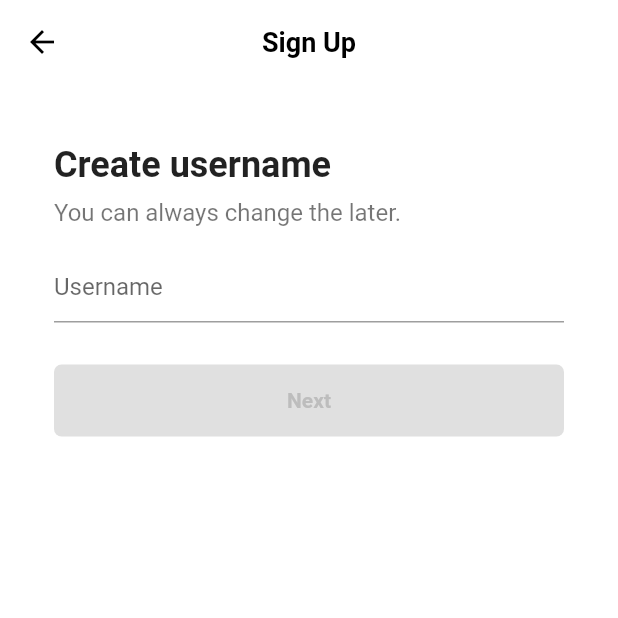
After one commit to Max8Well/tiktok_clone, a Flutter app: the screen it shows after launch, after a tap on "Use email & password", on a phone screen of 412 x 824 dp, the top half of it. The commit adds this screen. Run offline on Flutter 3.47's test engine with Material 2 defaults, Android fonts, the phone set to English and light mode, and no system bars; our stand-ins replace font_awesome_flutter.

Commit message:
230418 authentication password_screen

```diff
--- a/lib/features/authentication/login_screen.dart
+++ b/lib/features/authentication/login_screen.dart
@@ -49,7 +49,7 @@
         ),
       ),
       bottomNavigationBar: BottomAppBar(
-        color: Colors.grey.shade100,
+        color: Colors.grey.shade50,
         elevation: 1,
         child: Padding(
           padding: const EdgeInsets.symmetric(
--- a/lib/features/authentication/sign_up_screen.dart
+++ b/lib/features/authentication/sign_up_screen.dart
@@ -3,27 +3,38 @@
 import 'package:tiktok_clone/constants/gaps.dart';
 import 'package:tiktok_clone/constants/sizes.dart';
 import 'package:tiktok_clone/features/authentication/login_screen.dart';
+import 'package:tiktok_clone/features/authentication/username_screen.dart';
 import 'package:tiktok_clone/features/authentication/widgets/auth_button.dart';
 
 class SignUpScreen extends StatelessWidget {
   const SignUpScreen({super.key});
 
   void onLoginTap(BuildContext context) {
-    Navigator.of(context).push(MaterialPageRoute(
-      builder: (context) => const LoginScreen(),
-    ));
+    Navigator.of(context).push(
+      MaterialPageRoute(
+        builder: (context) => const LoginScreen(),
+      ),
+    );
+  }
+
+  void onEmailTap(BuildContext context) {
+    Navigator.of(context).push(
+      MaterialPageRoute(
+        builder: (context) => const UsernameScreen(),
+      ),
+    );
   }
 
   @override
   Widget build(BuildContext context) {
     return Scaffold(
-      body: const SafeArea(
+      body: SafeArea(
         child: Padding(
-          padding: EdgeInsets.symmetric(horizontal: Sizes.size40),
+          padding: const EdgeInsets.symmetric(horizontal: Sizes.size40),
           child: Column(
             children: [
               Gaps.v80,
-              Text(
+              const Text(
                 'Sign up for TikTok',
                 style: TextStyle(
                   fontSize: Sizes.size28,
@@ -31,7 +42,7 @@
                 ),
               ),
               Gaps.v20,
-              Text(
+              const Text(
                 'Create a profile, follow other accounts, make your own videos, and more.',
                 style: TextStyle(
                   fontSize: Sizes.size16,
@@ -40,11 +51,14 @@
                 textAlign: TextAlign.center,
               ),
               Gaps.v40,
-              AuthButton(
-                  icon: FaIcon(FontAwesomeIcons.user),
-                  text: "Use email & password"),
+              GestureDetector(
+                onTap: () => onEmailTap(context),
+                child: const AuthButton(
+                    icon: FaIcon(FontAwesomeIcons.user),
+                    text: "Use email & password"),
+              ),
               Gaps.v16,
-              AuthButton(
+              const AuthButton(
                   icon: FaIcon(FontAwesomeIcons.apple),
                   text: "Continue with Apple"),
             ],
@@ -52,7 +66,7 @@
         ),
       ),
       bottomNavigationBar: BottomAppBar(
-        color: Colors.grey.shade100,
+        color: Colors.grey.shade50,
         elevation: 1,
         child: Padding(
           padding: const EdgeInsets.symmetric(
--- /dev/null
+++ b/lib/features/authentication/username_screen.dart
@@ -0,0 +1,103 @@
+import 'package:flutter/material.dart';
+import 'package:tiktok_clone/constants/gaps.dart';
+import 'package:tiktok_clone/constants/sizes.dart';
+import 'package:tiktok_clone/features/authentication/email_screen.dart';
+import 'package:tiktok_clone/features/authentication/widgets/form_button.dart';
+
+class UsernameScreen extends StatefulWidget {
+  const UsernameScreen({super.key});
+
+  @override
+  State<UsernameScreen> createState() => _UsernameScreenState();
+}
+
+class _UsernameScreenState extends State<UsernameScreen> {
+  final TextEditingController _usernameController = TextEditingController();
+
+  String _username = '';
+
+  @override
+  void initState() {
+    super.initState();
+    _usernameController.addListener(
+      () {
+        setState(
+          () {
+            _username = _usernameController.text;
+          },
+        );
+      },
+    );
+  }
+
+  @override
+  void dispose() {
+    _usernameController.dispose();
+    super.dispose();
+  }
+
+  void onNextTap() {
+    if (_username.isEmpty) return;
+    Navigator.of(context).push(
+      MaterialPageRoute(
+        builder: (context) => const EmailScreen(),
+      ),
+    );
+  }
+
+  @override
+  Widget build(BuildContext context) {
+    return Scaffold(
+      appBar: AppBar(
+        centerTitle: true,
+        title: const Text(
+          'Sign Up',
+        ),
+      ),
+      body: Padding(
+        padding: const EdgeInsets.symmetric(
+          horizontal: Sizes.size36,
+        ),
+        child: Column(
+          crossAxisAlignment: CrossAxisAlignment.start,
+          children: [
+            Gaps.v40,
+            const Text(
+              "Create username",
+              style: TextStyle(
+                fontSize: Sizes.size24,
+                fontWeight: FontWeight.w700,
+              ),
+            ),
+            Gaps.v8,
+            const Text(
+              "You can always change the later.",
+              style: TextStyle(
+                fontSize: Sizes.size16,
+                color: Colors.black54,
+              ),
+            ),
+            Gaps.v16,
+            TextField(
+              controller: _usernameController,
+              decoration: InputDecoration(
+                hintText: "Username",
+                focusedBorder: UnderlineInputBorder(
+                  borderSide: BorderSide(
+                    color: Colors.grey.shade400,
+                  ),
+                ),
+              ),
+              cursorColor: Theme.of(context).primaryColor,
+            ),
+            Gaps.v28,
+            GestureDetector(
+              onTap: onNextTap,
+              child: FormButton(disabled: _username.isEmpty),
+            )
+          ],
+        ),
+      ),
+    );
+  }
+}
--- /dev/null
+++ b/lib/features/authentication/widgets/form_button.dart
@@ -0,0 +1,43 @@
+import 'package:flutter/material.dart';
+import '../../../constants/sizes.dart';
+
+class FormButton extends StatelessWidget {
+  const FormButton({
+    super.key,
+    required this.disabled,
+  });
+
+  final bool disabled;
+
+  @override
+  Widget build(BuildContext context) {
+    return FractionallySizedBox(
+      widthFactor: 1,
+      child: AnimatedContainer(
+        //Next 버튼에 애니메이션 효과
+        duration: const Duration(milliseconds: 300),
+        padding: const EdgeInsets.symmetric(
+          vertical: Sizes.size16,
+        ),
+        decoration: BoxDecoration(
+          borderRadius: BorderRadius.circular(
+            Sizes.size5,
+          ),
+          color:
+              disabled ? Colors.grey.shade300 : Theme.of(context).primaryColor,
+        ),
+        child: AnimatedDefaultTextStyle(
+          style: TextStyle(
+            color: disabled ? Colors.grey.shade400 : Colors.white,
+            fontWeight: FontWeight.w600,
+          ),
+          duration: const Duration(milliseconds: 300),
+          child: const Text(
+            'Next',
+            textAlign: TextAlign.center,
+          ),
+        ),
+      ),
+    );
+  }
+}
--- a/lib/main.dart
+++ b/lib/main.dart
@@ -1,4 +1,5 @@
 import 'package:flutter/material.dart';
+import 'package:tiktok_clone/constants/sizes.dart';
 import 'package:tiktok_clone/features/authentication/sign_up_screen.dart';
 
 void main() {
@@ -14,8 +15,19 @@
         debugShowCheckedModeBanner: false,
         title: 'TikTok Clone',
         theme: ThemeData(
+          //모든 스캐폴드 배경 화이트
+          scaffoldBackgroundColor: Colors.white,
           primaryColor: const Color(0xFFE9435A),
-          useMaterial3: true,
+          appBarTheme: const AppBarTheme(
+            foregroundColor: Colors.black,
+            backgroundColor: Colors.white,
+            elevation: 0,
+            titleTextStyle: TextStyle(
+              color: Colors.black,
+              fontSize: Sizes.size18,
+              fontWeight: FontWeight.w600,
+            ),
+          ),
         ),
         home: const SignUpScreen());
   }
```
Also changed, not shown: lib/features/authentication/email_screen.dart (added, +123 -0 lines), lib/features/authentication/password_screen.dart (added, +118 -0 lines).
